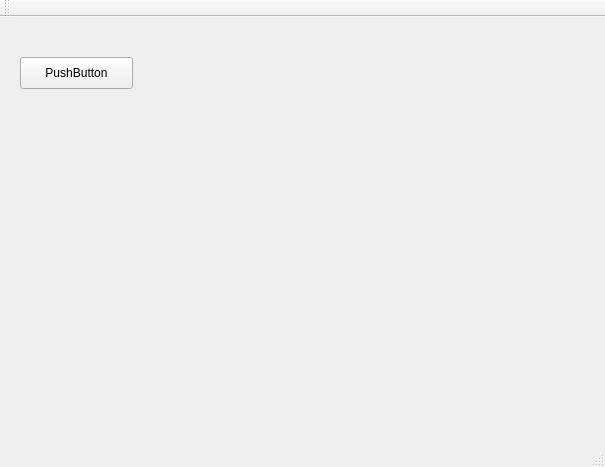
This is mainwindow.ui in wsgtcyx/IntelligentScissors as Qt 5 draws it before an edit. The edited form follows.
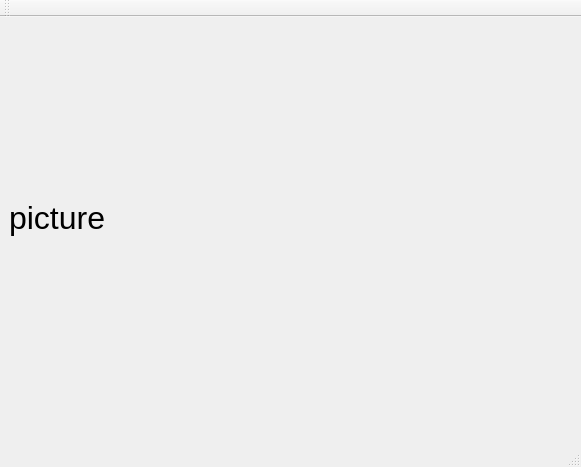
This is the edited form.

The edit to the form file:
```diff
--- a/mainwindow.ui
+++ b/mainwindow.ui
@@ -6,38 +6,33 @@
    <rect>
     <x>0</x>
     <y>0</y>
-    <width>605</width>
+    <width>581</width>
     <height>467</height>
    </rect>
   </property>
+  <property name="font">
+   <font>
+    <pointsize>24</pointsize>
+   </font>
+  </property>
   <property name="windowTitle">
    <string>MainWindow</string>
   </property>
   <widget class="QWidget" name="centralWidget">
-   <widget class="QPushButton" name="pushButton">
-    <property name="geometry">
-     <rect>
-      <x>20</x>
-      <y>40</y>
-      <width>113</width>
-      <height>32</height>
-     </rect>
-    </property>
-    <property name="text">
-     <string>PushButton</string>
-    </property>
-   </widget>
    <widget class="QLabel" name="label">
     <property name="geometry">
      <rect>
-      <x>210</x>
-      <y>40</y>
-      <width>341</width>
-      <height>321</height>
+      <x>9</x>
+      <y>5</y>
+      <width>571</width>
+      <height>391</height>
      </rect>
     </property>
+    <property name="autoFillBackground">
+     <bool>true</bool>
+    </property>
     <property name="text">
-     <string/>
+     <string>picture</string>
     </property>
    </widget>
   </widget>
```
Left out of the diff: 11 changed lines with no effect on the pictures.
